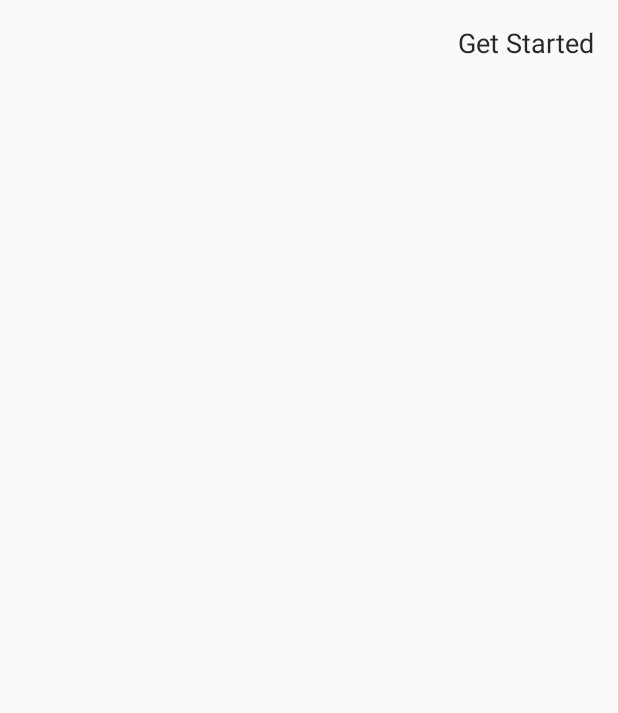
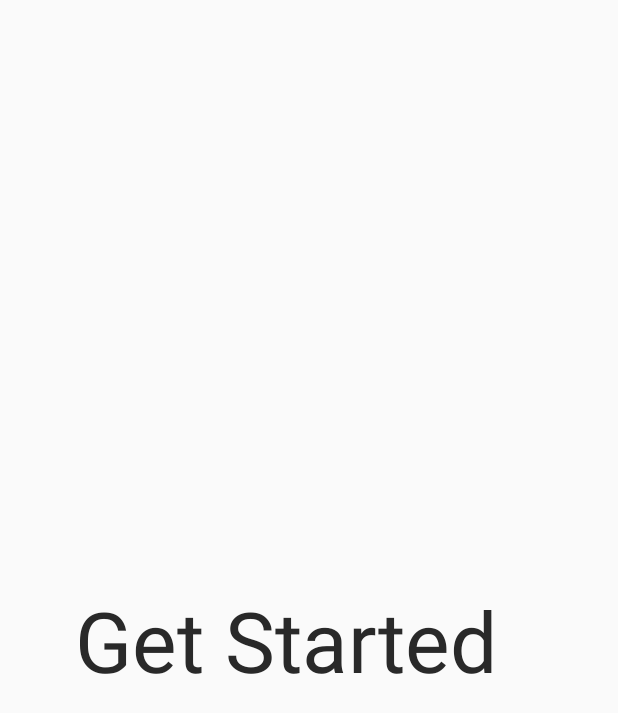
Before and after one commit to justcoddev/LearningZone, an Android app: the MainActivity2 screen opened directly, with no data from a screen before it, on a phone screen of 412 x 824 dp. Before the commit the part shown is almost empty. Shown: the top 713 px of the screen. Run offline under Robolectric (Android 15) with nearby library versions, the phone set to English and light mode, and no system bars.

Commit message:
day 3  Revision new activity

```diff
--- a/app/src/main/res/layout/activity_main.xml
+++ b/app/src/main/res/layout/activity_main.xml
@@ -31,7 +31,7 @@
         android:text="@string/Get_Started"
         android:textAllCaps="false"
         android:textColor="@color/white"
-        android:onClick="irActivity2"
+
         android:textSize="18sp" />
 
     <LinearLayout
@@ -53,7 +53,7 @@
         android:layout_margin="16dp"
         android:text="@string/Skip"
         android:textColor="#292929"
-        android:onClick="irActivity2"
+
         android:textSize="18sp" />
 
 
--- a/app/src/main/res/layout/activity_main2.xml
+++ b/app/src/main/res/layout/activity_main2.xml
@@ -10,11 +10,14 @@
         android:id="@+id/textview2"
         android:layout_width="wrap_content"
         android:layout_height="wrap_content"
+        android:layout_alignParentTop="true"
         android:layout_alignParentEnd="true"
-        android:layout_alignParentTop="true"
-        android:layout_margin="16dp"
+        android:layout_marginStart="16dp"
+        android:layout_marginTop="389dp"
+        android:layout_marginEnd="80dp"
+        android:layout_marginBottom="16dp"
         android:text="@string/Get_Started"
         android:textColor="#292929"
-        android:textSize="18sp" />
+        android:textSize="56sp" />
 
 </RelativeLayout>
```
Also changed, not shown: app/src/main/java/com/justcoddev/learningzone/MainActivity.java (+17 -18 lines), app/src/main/res/drawable/ut01.png (added), app/src/main/res/drawable/ut02.png (added), app/src/main/res/drawable/ut03.jpg (added).
